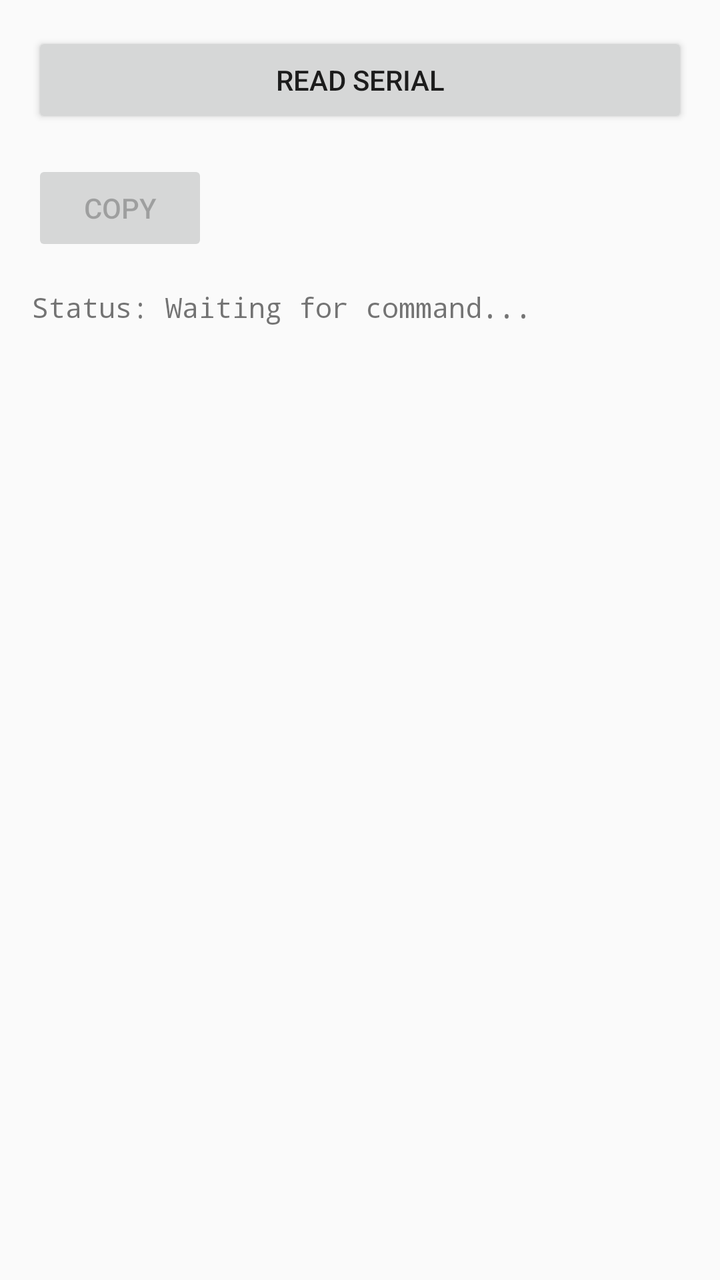
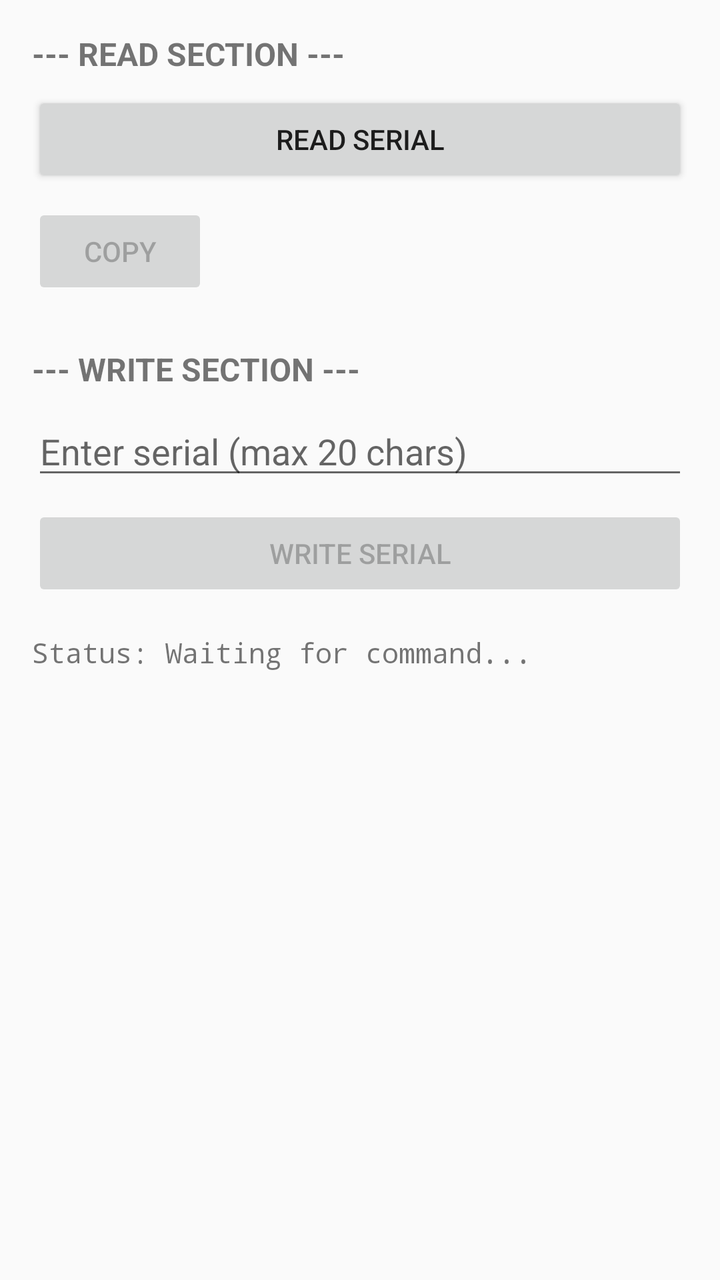

Screens rendered from an Android XML layout before and after an edit, with the pre-edit source and the edit as a unified diff.
<!-- AndroidManifest.xml: application theme Theme.AppCompat.Light -->
<!-- res/layout/activity_main.xml -->
<?xml version="1.0" encoding="utf-8"?>
<LinearLayout xmlns:android="http://schemas.android.com/apk/res/android"
    android:layout_width="match_parent"
    android:layout_height="match_parent"
    android:orientation="vertical"
    android:padding="16dp">

    <Button
        android:id="@+id/btnRead"
        android:layout_width="match_parent"
        android:layout_height="wrap_content"
        android:text="READ Serial" />

    <LinearLayout
        android:layout_width="match_parent"
        android:layout_height="wrap_content"
        android:orientation="horizontal"
        android:layout_marginTop="16dp">

        <Button
            android:id="@+id/btnCopy"
            android:layout_width="wrap_content"
            android:layout_height="wrap_content"
            android:text="COPY"
            android:enabled="false" />
    </LinearLayout>

    <ScrollView
        android:layout_width="match_parent"
        android:layout_height="match_parent"
        android:layout_marginTop="16dp">

        <TextView
            android:id="@+id/tvOutput"
            android:layout_width="match_parent"
            android:layout_height="wrap_content"
            android:text="Status: Waiting for command..."
            android:textSize="14sp"
            android:typeface="monospace" />
    </ScrollView>

</LinearLayout>
<!-- resources referenced by this layout -->
<resources>

</resources>

<!-- the commit's change to res/layout/activity_main.xml (unified diff, before → after) -->
@@ -5,26 +5,56 @@
     android:orientation="vertical"
     android:padding="16dp">
 
+    
+    <TextView
+        android:layout_width="match_parent"
+        android:layout_height="wrap_content"
+        android:text="--- READ SECTION ---"
+        android:textStyle="bold"
+        android:textSize="16sp" />
+
     <Button
         android:id="@+id/btnRead"
         android:layout_width="match_parent"
         android:layout_height="wrap_content"
-        android:text="READ Serial" />
+        android:text="READ Serial"
+        android:layout_marginTop="8dp" />
 
-    <LinearLayout
+    <Button
+        android:id="@+id/btnCopy"
+        android:layout_width="wrap_content"
+        android:layout_height="wrap_content"
+        android:text="COPY"
+        android:enabled="false"
+        android:layout_marginTop="8dp" />
+
+    
+    <TextView
         android:layout_width="match_parent"
         android:layout_height="wrap_content"
-        android:orientation="horizontal"
-        android:layout_marginTop="16dp">
+        android:text="--- WRITE SECTION ---"
+        android:textStyle="bold"
+        android:textSize="16sp"
+        android:layout_marginTop="24dp" />
 
-        <Button
-            android:id="@+id/btnCopy"
-            android:layout_width="wrap_content"
-            android:layout_height="wrap_content"
-            android:text="COPY"
-            android:enabled="false" />
-    </LinearLayout>
+    <EditText
+        android:id="@+id/etSerialInput"
+        android:layout_width="match_parent"
+        android:layout_height="wrap_content"
+        android:hint="Enter serial (max 20 chars)"
+        android:inputType="textNoSuggestions"
+        android:maxLength="20"
+        android:layout_marginTop="8dp" />
 
+    <Button
+        android:id="@+id/btnWrite"
+        android:layout_width="match_parent"
+        android:layout_height="wrap_content"
+        android:text="WRITE Serial"
+        android:enabled="false"
+        android:layout_marginTop="8dp" />
+
+    
     <ScrollView
         android:layout_width="match_parent"
         android:layout_height="match_parent"
